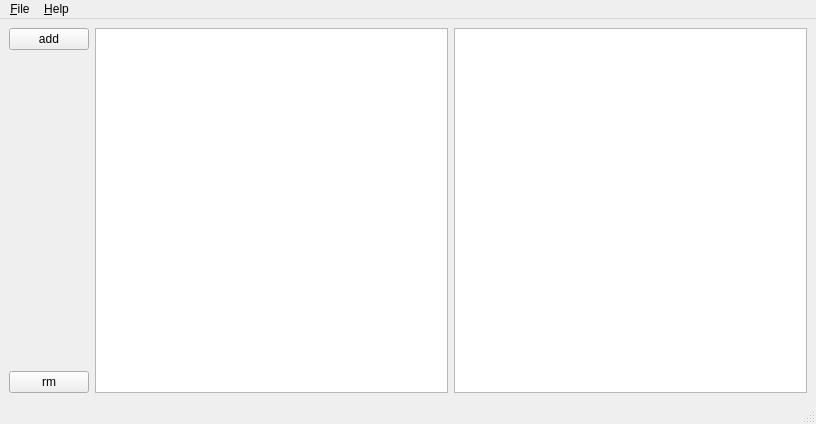
Above: src/cmainwindow.ui from AlekseyDurachenko/qookmarks before the change. Below: the same form after it.
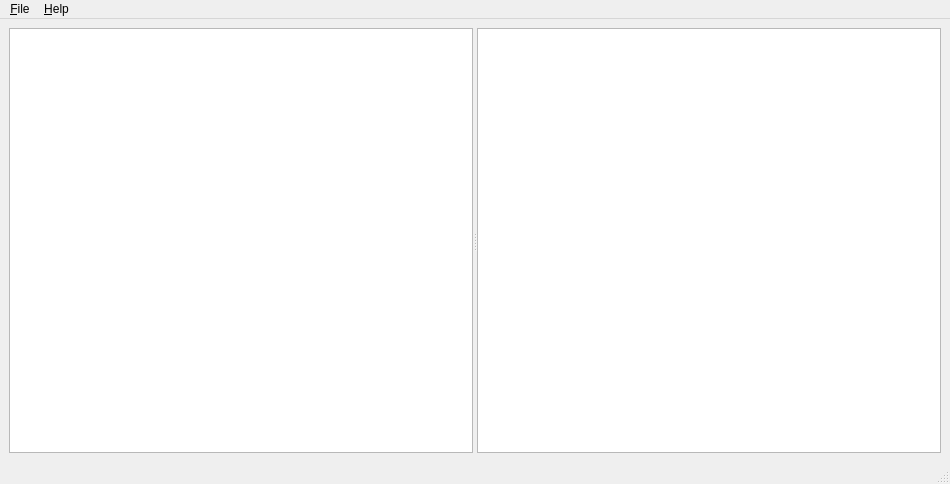
That is the form after the change. Icons and pictures are not drawn. Custom widgets are drawn as their Qt base class.

Commit message: create bookmark tree view correct the texts improve the gui

Patch:
```diff
--- a/src/cmainwindow.ui
+++ b/src/cmainwindow.ui
@@ -6,8 +6,8 @@
    <rect>
     <x>0</x>
     <y>0</y>
-    <width>816</width>
-    <height>424</height>
+    <width>950</width>
+    <height>484</height>
    </rect>
   </property>
   <property name="windowTitle">
@@ -20,41 +20,13 @@
   <widget class="QWidget" name="centralwidget">
    <layout class="QHBoxLayout" name="horizontalLayout">
     <item>
-     <layout class="QVBoxLayout" name="verticalLayout">
-      <item>
-       <widget class="QPushButton" name="pushButton">
-        <property name="text">
-         <string>add</string>
-        </property>
-       </widget>
-      </item>
-      <item>
-       <spacer name="verticalSpacer">
-        <property name="orientation">
-         <enum>Qt::Vertical</enum>
-        </property>
-        <property name="sizeHint" stdset="0">
-         <size>
-          <width>20</width>
-          <height>40</height>
-         </size>
-        </property>
-       </spacer>
-      </item>
-      <item>
-       <widget class="QPushButton" name="pushButton_2">
-        <property name="text">
-         <string>rm</string>
-        </property>
-       </widget>
-      </item>
-     </layout>
-    </item>
-    <item>
-     <widget class="CTagTreeView" name="treeView_tags"/>
-    </item>
-    <item>
-     <widget class="QTreeView" name="treeView_bookmarks"/>
+     <widget class="QSplitter" name="splitter_tagBookmark">
+      <property name="orientation">
+       <enum>Qt::Horizontal</enum>
+      </property>
+      <widget class="CTagTreeView" name="treeView_tags"/>
+      <widget class="CBookmarkTreeView" name="treeView_bookmarks"/>
+     </widget>
     </item>
    </layout>
   </widget>
@@ -63,7 +35,7 @@
     <rect>
      <x>0</x>
      <y>0</y>
-     <width>816</width>
+     <width>950</width>
      <height>20</height>
     </rect>
    </property>
@@ -119,6 +91,11 @@
    <extends>QTreeView</extends>
    <header>ctagtreeview.h</header>
   </customwidget>
+  <customwidget>
+   <class>CBookmarkTreeView</class>
+   <extends>QTreeView</extends>
+   <header>cbookmarktreeview.h</header>
+  </customwidget>
  </customwidgets>
  <resources>
   <include location="../qrc/icons.qrc"/>
```
The commit also changes 8 other files.
